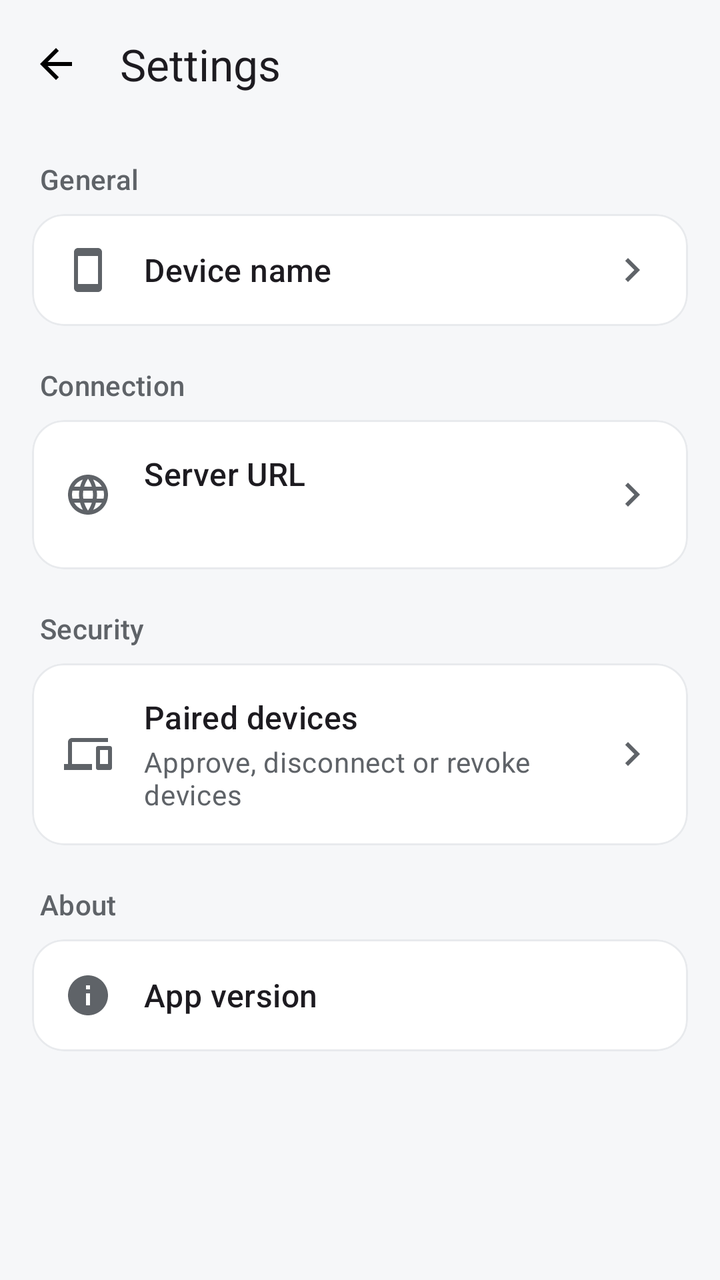
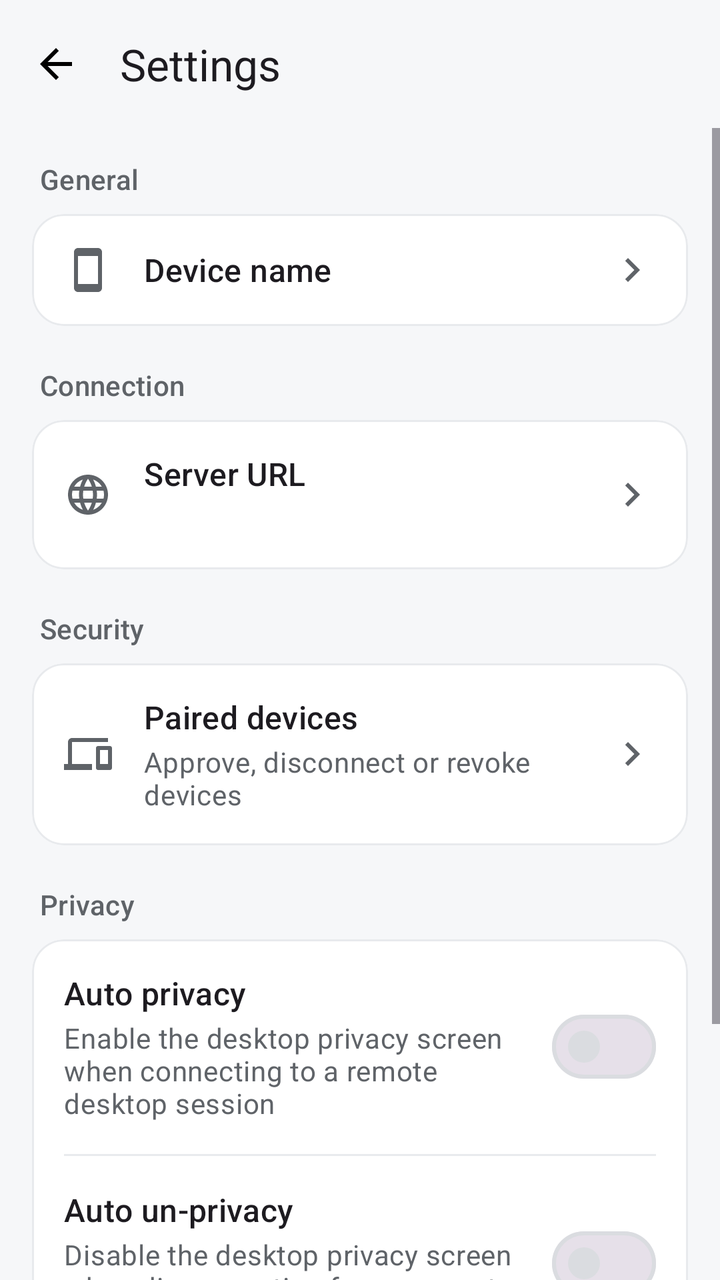

Two renders of the same Android screen: before a commit and after it. Below are the layout's source before the change and the commit's diff.
<!-- AndroidManifest.xml: application theme Theme.RemoteDesktop -->
<!-- res/layout/activity_settings.xml -->
<?xml version="1.0" encoding="utf-8"?>
<LinearLayout xmlns:android="http://schemas.android.com/apk/res/android"
    xmlns:app="http://schemas.android.com/apk/res-auto"
    android:layout_width="match_parent"
    android:layout_height="match_parent"
    android:orientation="vertical">

    <com.google.android.material.appbar.MaterialToolbar
        android:id="@+id/toolbar"
        android:layout_width="match_parent"
        android:layout_height="?attr/actionBarSize"
        android:background="@android:color/transparent"
        app:navigationIcon="@drawable/ic_arrow_back"
        app:title="Settings" />

    <ScrollView
        android:layout_width="match_parent"
        android:layout_height="match_parent"
        android:fillViewport="true">

        <LinearLayout
            android:layout_width="match_parent"
            android:layout_height="wrap_content"
            android:orientation="vertical"
            android:padding="16dp">

            
            <TextView
                style="@style/RdSectionHeader"
                android:layout_marginTop="0dp"
                android:text="General" />

            <com.google.android.material.card.MaterialCardView
                android:layout_width="match_parent"
                android:layout_height="wrap_content"
                style="@style/RdCard">

                <LinearLayout
                    android:id="@+id/deviceNameRow"
                    android:layout_width="match_parent"
                    android:layout_height="wrap_content"
                    android:orientation="horizontal"
                    android:gravity="center_vertical"
                    android:padding="16dp"
                    android:background="?attr/selectableItemBackground">

                    <ImageView
                        style="@style/RdRowIcon"
                        android:importantForAccessibility="no"
                        android:src="@drawable/ic_smartphone"
                        app:tint="?attr/colorOnSurfaceVariant" />

                    <TextView
                        android:layout_width="0dp"
                        android:layout_height="wrap_content"
                        android:layout_weight="1"
                        android:text="Device name"
                        android:textAppearance="?attr/textAppearanceTitleMedium" />

                    <TextView
                        android:id="@+id/deviceNameValue"
                        android:layout_width="wrap_content"
                        android:layout_height="wrap_content"
                        android:layout_marginStart="8dp"
                        android:textAppearance="?attr/textAppearanceBodyMedium"
                        android:textColor="?attr/colorOnSurfaceVariant" />

                    <ImageView
                        android:layout_width="24dp"
                        android:layout_height="24dp"
                        android:importantForAccessibility="no"
                        android:src="@drawable/ic_chevron_right"
                        app:tint="?attr/colorOnSurfaceVariant" />
                </LinearLayout>
            </com.google.android.material.card.MaterialCardView>

            
            <TextView
                style="@style/RdSectionHeader"
                android:text="Connection" />

            <com.google.android.material.card.MaterialCardView
                android:layout_width="match_parent"
                android:layout_height="wrap_content"
                style="@style/RdCard">

                <LinearLayout
                    android:layout_width="match_parent"
                    android:layout_height="wrap_content"
                    android:orientation="vertical">

                    <LinearLayout
                        android:id="@+id/serverUrlRow"
                        android:layout_width="match_parent"
                        android:layout_height="wrap_content"
                        android:orientation="horizontal"
                        android:gravity="center_vertical"
                        android:padding="16dp"
                        android:background="?attr/selectableItemBackground">

                        <ImageView
                            style="@style/RdRowIcon"
                            android:importantForAccessibility="no"
                            android:src="@drawable/ic_globe"
                            app:tint="?attr/colorOnSurfaceVariant" />

                        <LinearLayout
                            android:layout_width="0dp"
                            android:layout_height="wrap_content"
                            android:layout_weight="1"
                            android:orientation="vertical">

                            <TextView
                                android:layout_width="match_parent"
                                android:layout_height="wrap_content"
                                android:text="Server URL"
                                android:textAppearance="?attr/textAppearanceTitleMedium" />

                            <TextView
                                android:id="@+id/serverUrlValue"
                                android:layout_width="match_parent"
                                android:layout_height="wrap_content"
                                android:layout_marginTop="2dp"
                                android:textAppearance="?attr/textAppearanceBodyMedium"
                                android:textColor="?attr/colorOnSurfaceVariant" />
                        </LinearLayout>

                        <ImageView
                            android:layout_width="24dp"
                            android:layout_height="24dp"
                            android:importantForAccessibility="no"
                            android:src="@drawable/ic_chevron_right"
                            app:tint="?attr/colorOnSurfaceVariant" />
                    </LinearLayout>
                </LinearLayout>
            </com.google.android.material.card.MaterialCardView>

            
            <TextView
                style="@style/RdSectionHeader"
                android:text="Security" />

            <com.google.android.material.card.MaterialCardView
                android:layout_width="match_parent"
                android:layout_height="wrap_content"
                style="@style/RdCard">

                <LinearLayout
                    android:layout_width="match_parent"
                    android:layout_height="wrap_content"
                    android:orientation="vertical">

                    <LinearLayout
                        android:id="@+id/pairedDevicesRow"
                        android:layout_width="match_parent"
                        android:layout_height="wrap_content"
                        android:orientation="horizontal"
                        android:gravity="center_vertical"
                        android:padding="16dp"
                        android:background="?attr/selectableItemBackground">

                        <ImageView
                            style="@style/RdRowIcon"
                            android:importantForAccessibility="no"
                            android:src="@drawable/ic_devices"
                            app:tint="?attr/colorOnSurfaceVariant" />

                        <LinearLayout
                            android:layout_width="0dp"
                            android:layout_height="wrap_content"
                            android:layout_weight="1"
                            android:orientation="vertical">

                            <TextView
                                android:layout_width="match_parent"
                                android:layout_height="wrap_content"
                                android:text="Paired devices"
                                android:textAppearance="?attr/textAppearanceTitleMedium" />

                            <TextView
                                android:layout_width="match_parent"
                                android:layout_height="wrap_content"
                                android:layout_marginTop="2dp"
                                android:text="Approve, disconnect or revoke devices"
                                android:textAppearance="?attr/textAppearanceBodyMedium"
                                android:textColor="?attr/colorOnSurfaceVariant" />
                        </LinearLayout>

                        <ImageView
                            android:layout_width="24dp"
                            android:layout_height="24dp"
                            android:importantForAccessibility="no"
                            android:src="@drawable/ic_chevron_right"
                            app:tint="?attr/colorOnSurfaceVariant" />
                    </LinearLayout>

                </LinearLayout>
            </com.google.android.material.card.MaterialCardView>

            
            <TextView
                style="@style/RdSectionHeader"
                android:text="About" />

            <com.google.android.material.card.MaterialCardView
                android:layout_width="match_parent"
                android:layout_height="wrap_content"
                style="@style/RdCard">

                <LinearLayout
                    android:layout_width="match_parent"
                    android:layout_height="wrap_content"
                    android:orientation="horizontal"
                    android:gravity="center_vertical"
                    android:padding="16dp">

                    <ImageView
                        style="@style/RdRowIcon"
                        android:importantForAccessibility="no"
                        android:src="@drawable/ic_info"
                        app:tint="?attr/colorOnSurfaceVariant" />

                    <TextView
                        android:layout_width="0dp"
                        android:layout_height="wrap_content"
                        android:layout_weight="1"
                        android:text="App version"
                        android:textAppearance="?attr/textAppearanceTitleMedium" />

                    <TextView
                        android:id="@+id/versionValue"
                        android:layout_width="wrap_content"
                        android:layout_height="wrap_content"
                        android:textAppearance="?attr/textAppearanceBodyMedium"
                        android:textColor="?attr/colorOnSurfaceVariant" />
                </LinearLayout>
            </com.google.android.material.card.MaterialCardView>
        </LinearLayout>
    </ScrollView>
</LinearLayout>
<!-- resources referenced by this layout -->
<resources>
  <!-- drawable ic_arrow_back (drawable) -->
  <vector xmlns:android="http://schemas.android.com/apk/res/android"
      android:width="24dp" android:height="24dp"
      android:viewportWidth="24" android:viewportHeight="24">
      <path android:fillColor="#FF000000"
          android:pathData="M20,11H7.83l5.59,-5.59L12,4l-8,8 8,8 1.41,-1.41L7.83,13H20v-2z"/>
  </vector>
  <!-- drawable ic_chevron_right (drawable) -->
  <vector xmlns:android="http://schemas.android.com/apk/res/android"
      android:width="24dp" android:height="24dp"
      android:viewportWidth="24" android:viewportHeight="24">
      <path android:fillColor="#FF000000"
          android:pathData="M10,6L8.59,7.41 13.17,12l-4.58,4.59L10,18l6,-6z"/>
  </vector>
  <!-- drawable ic_devices (drawable) -->
  <vector xmlns:android="http://schemas.android.com/apk/res/android"
      android:width="24dp" android:height="24dp"
      android:viewportWidth="24" android:viewportHeight="24">
      <path android:fillColor="#FF000000"
          android:pathData="M4,6h18V4H4C2.9,4 2,4.9 2,6v11H0v3h14v-3H4V6zM23,8h-6c-0.55,0 -1,0.45 -1,1v10c0,0.55 0.45,1 1,1h6c0.55,0 1,-0.45 1,-1V9c0,-0.55 -0.45,-1 -1,-1zM22,17h-4v-7h4v7z"/>
  </vector>
  <!-- drawable ic_info (drawable) -->
  <vector xmlns:android="http://schemas.android.com/apk/res/android"
      android:width="24dp" android:height="24dp"
      android:viewportWidth="24" android:viewportHeight="24">
      <path android:fillColor="#FF000000"
          android:pathData="M12,2C6.48,2 2,6.48 2,12s4.48,10 10,10 10,-4.48 10,-10S17.52,2 12,2zM13,17h-2v-6h2v6zM13,9h-2V7h2v2z"/>
  </vector>
  <!-- drawable ic_smartphone (drawable) -->
  <vector xmlns:android="http://schemas.android.com/apk/res/android"
      android:width="24dp" android:height="24dp"
      android:viewportWidth="24" android:viewportHeight="24">
      <path android:fillColor="#FF000000"
          android:pathData="M17,1.01L7,1c-1.1,0 -2,0.9 -2,2v18c0,1.1 0.9,2 2,2h10c1.1,0 2,-0.9 2,-2V3c0,-1.1 -0.9,-1.99 -2,-1.99zM17,19H7V5h10v14z"/>
  </vector>
  <style name="RdCard" parent="Widget.Material3.CardView.Outlined">
          <item name="cardBackgroundColor">?attr/colorSurface</item>
          <item name="strokeColor">?attr/colorOutlineVariant</item>
          <item name="strokeWidth">1dp</item>
          <item name="cardCornerRadius">16dp</item>
          <item name="cardElevation">0dp</item>
      </style>
  <style name="RdRowIcon">
          <item name="android:layout_width">24dp</item>
          <item name="android:layout_height">24dp</item>
          <item name="android:layout_gravity">center_vertical</item>
          <item name="android:layout_marginEnd">16dp</item>
      </style>
  <color name="rd_primary">#1A73E8</color>
  <color name="rd_on_primary">#FFFFFF</color>
  <color name="rd_primary_container">#D3E3FD</color>
  <color name="rd_on_primary_container">#041E49</color>
  <color name="rd_surface">#FFFFFF</color>
  <color name="rd_on_surface">#1F1F1F</color>
  <color name="rd_surface_variant">#F1F3F4</color>
  <color name="rd_on_surface_variant">#5F6368</color>
  <color name="rd_outline">#DADCE0</color>
  <color name="rd_outline_variant">#E8EAED</color>
  <color name="rd_background">#F6F7F9</color>
  <!-- unchanged entries left out for length: 3 -->
</resources>

<!-- the commit's change to res/layout/activity_settings.xml (unified diff, before → after) -->
@@ -197,6 +197,99 @@
                 </LinearLayout>
             </com.google.android.material.card.MaterialCardView>
 
+            <TextView
+                style="@style/RdSectionHeader"
+                android:text="@string/privacy" />
+
+            <com.google.android.material.card.MaterialCardView
+                android:layout_width="match_parent"
+                android:layout_height="wrap_content"
+                style="@style/RdCard">
+
+                <LinearLayout
+                    android:layout_width="match_parent"
+                    android:layout_height="wrap_content"
+                    android:orientation="vertical">
+
+                    <LinearLayout
+                        android:layout_width="match_parent"
+                        android:layout_height="wrap_content"
+                        android:gravity="center_vertical"
+                        android:orientation="horizontal"
+                        android:padding="16dp">
+
+                        <LinearLayout
+                            android:layout_width="0dp"
+                            android:layout_height="wrap_content"
+                            android:layout_weight="1"
+                            android:orientation="vertical">
+
+                            <TextView
+                                android:layout_width="match_parent"
+                                android:layout_height="wrap_content"
+                                android:text="@string/auto_privacy"
+                                android:textAppearance="?attr/textAppearanceTitleMedium" />
+
+                            <TextView
+                                android:layout_width="match_parent"
+                                android:layout_height="wrap_content"
+                                android:layout_marginTop="2dp"
+                                android:text="@string/auto_privacy_description"
+                                android:textAppearance="?attr/textAppearanceBodyMedium"
+                                android:textColor="?attr/colorOnSurfaceVariant" />
+                        </LinearLayout>
+
+                        <com.google.android.material.materialswitch.MaterialSwitch
+                            android:id="@+id/autoPrivacySwitch"
+                            android:layout_width="wrap_content"
+                            android:layout_height="wrap_content"
+                            android:layout_marginStart="8dp"
+                            android:contentDescription="@string/auto_privacy" />
+                    </LinearLayout>
+
+                    <com.google.android.material.divider.MaterialDivider
+                        android:layout_width="match_parent"
+                        android:layout_height="wrap_content"
+                        android:layout_marginHorizontal="16dp" />
+
+                    <LinearLayout
+                        android:layout_width="match_parent"
+                        android:layout_height="wrap_content"
+                        android:gravity="center_vertical"
+                        android:orientation="horizontal"
+                        android:padding="16dp">
+
+                        <LinearLayout
+                            android:layout_width="0dp"
+                            android:layout_height="wrap_content"
+                            android:layout_weight="1"
+                            android:orientation="vertical">
+
+                            <TextView
+                                android:layout_width="match_parent"
+                                android:layout_height="wrap_content"
+                                android:text="@string/auto_unprivacy"
+                                android:textAppearance="?attr/textAppearanceTitleMedium" />
+
+                            <TextView
+                                android:layout_width="match_parent"
+                                android:layout_height="wrap_content"
+                                android:layout_marginTop="2dp"
+                                android:text="@string/auto_unprivacy_description"
+                                android:textAppearance="?attr/textAppearanceBodyMedium"
+                                android:textColor="?attr/colorOnSurfaceVariant" />
+                        </LinearLayout>
+
+                        <com.google.android.material.materialswitch.MaterialSwitch
+                            android:id="@+id/autoUnprivacySwitch"
+                            android:layout_width="wrap_content"
+                            android:layout_height="wrap_content"
+                            android:layout_marginStart="8dp"
+                            android:contentDescription="@string/auto_unprivacy" />
+                    </LinearLayout>
+                </LinearLayout>
+            </com.google.android.material.card.MaterialCardView>
+
             
             <TextView
                 style="@style/RdSectionHeader"
<!-- resource entries referenced after the edit -->
@@ -35,6 +35,11 @@
       <path android:fillColor="#FF000000"
           android:pathData="M17,1.01L7,1c-1.1,0 -2,0.9 -2,2v18c0,1.1 0.9,2 2,2h10c1.1,0 2,-0.9 2,-2V3c0,-1.1 -0.9,-1.99 -2,-1.99zM17,19H7V5h10v14z"/>
   </vector>
+  <string name="auto_privacy">Auto privacy</string>
+  <string name="auto_privacy_description">Enable the desktop privacy screen when connecting to a remote desktop session</string>
+  <string name="auto_unprivacy">Auto un-privacy</string>
+  <string name="auto_unprivacy_description">Disable the desktop privacy screen when disconnecting from a remote desktop session</string>
+  <string name="privacy">Privacy</string>
   <style name="RdCard" parent="Widget.Material3.CardView.Outlined">
           <item name="cardBackgroundColor">?attr/colorSurface</item>
           <item name="strokeColor">?attr/colorOutlineVariant</item>
